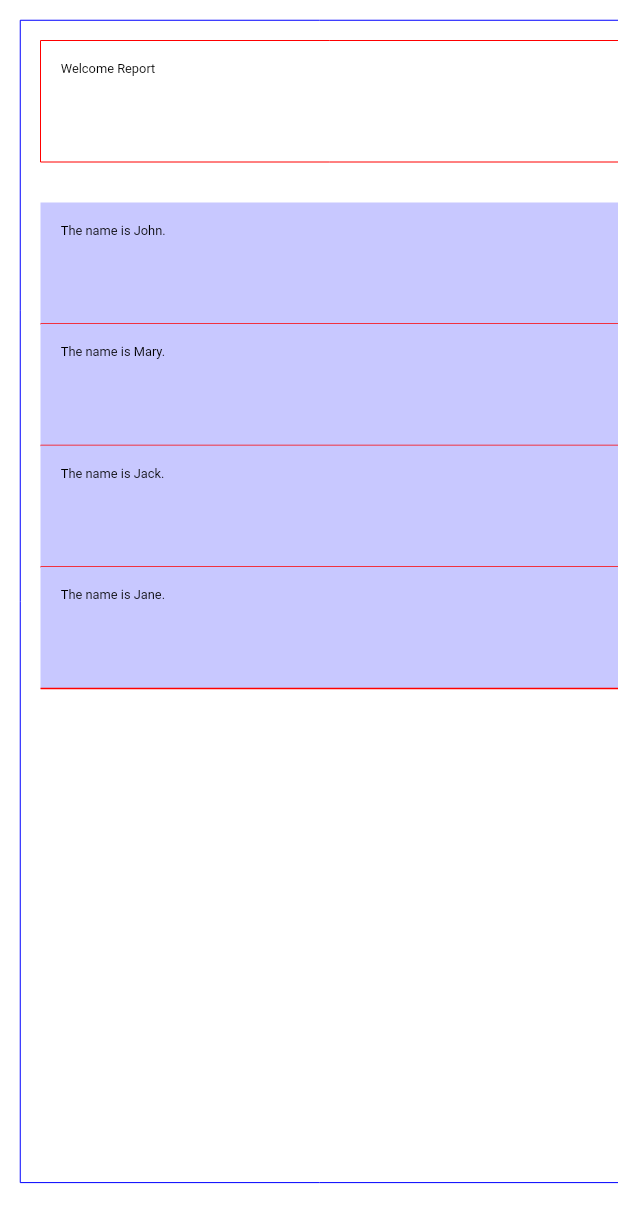
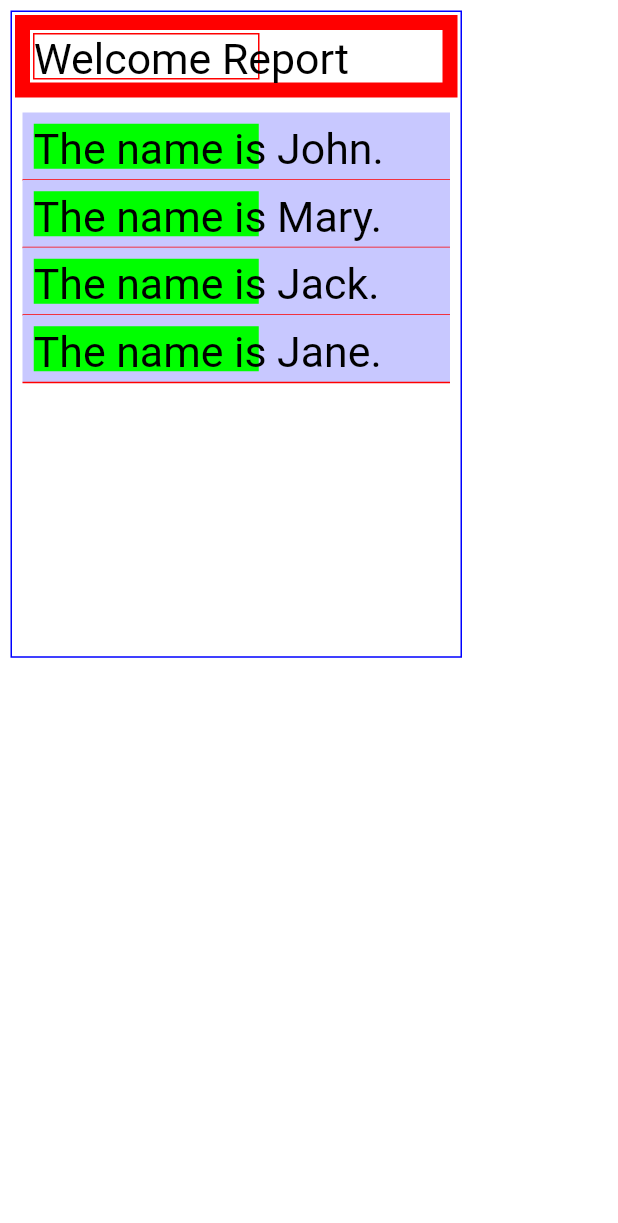
Before and after one commit to marcioarp/flutter-report, a Flutter app: the screen it shows after launch, on a phone screen of 412 x 824 dp. Shown: the top 1223 px of the screen. Run offline on Flutter 3.47's test engine with Material 2 defaults, Android fonts, the phone set to English and light mode, and no system bars.

```diff
--- a/lib/generate_canvas.dart
+++ b/lib/generate_canvas.dart
@@ -48,6 +48,7 @@ class GenerateCanvas extends CustomPainter {
       }
 
       if (obj['type'] == 'rect') {
+        print(obj);
         if (obj["fill"]) {
           paint.color = Color.fromRGBO(obj['fillColorRGB'][0],
               obj['fillColorRGB'][1], obj['fillColorRGB'][2], 1);
@@ -70,8 +71,8 @@ class GenerateCanvas extends CustomPainter {
               obj["to"]["x"] * _zoom,
               obj["to"]["y"] * _zoom);
 
+          paint.strokeWidth = obj['borderWidth'].toDouble();
           canvas.drawRect(rect, paint);
-          paint.strokeWidth = 1;
         }
       }
     }
--- a/lib/report.dart
+++ b/lib/report.dart
@@ -124,7 +124,7 @@ class Report {
   dynamic _processBorder(var border, var colorRGB, bool fillBackground,
       double incTop, double incLeft, double width, double height) {
     var ret = [];
-    if (border == null) return ret;
+    //if (border == null) return ret;
     bool box = _borderIsRegularBox(border);
 
     if (fillBackground) {
@@ -140,6 +140,7 @@ class Report {
           "to": {"x": incLeft + width, "y": incTop + height},
           "rounded": border["roundend"]
         });
+        //print(ret);
         return ret;
       } else {
         ret.add({
@@ -211,6 +212,7 @@ class Report {
         });
       }
     }
+    //print(ret);
     return ret;
   }
 
@@ -230,6 +232,20 @@ class Report {
     if (objs == null) return ret;
     for (var obj in objs) {
       if (obj['type'] == 'panel') {
+        //print(obj['width']);
+
+        var objTemp = _processBorder(
+            obj['border'],
+            obj['backgroundRGB'],
+            obj['fillBackground'],
+            incTop + (obj['margin']['top']).toDouble(),
+            incLeft + (obj['margin']['left']).toDouble(),
+            (obj['width']).toDouble(),
+            (obj['height']).toDouble());
+
+        //print(objTemp);
+        ret.addAll(objTemp);
+        //print("aqui");
         ret.addAll(_processOBJs(
             obj["children"],
             incTop + obj["margin"]["top"] + obj["padding"]["top"] + obj["top"],
```
Also changed, not shown: example/lib/main.dart (+13 -13 lines).
